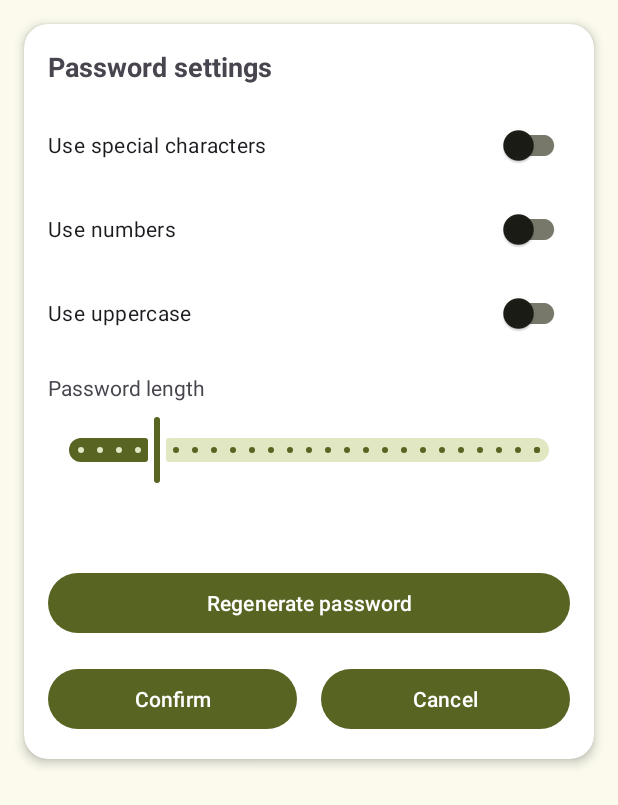
After one commit to thisisjustname/PasswordManager, an Android app: the layout dialog_generate_password.xml on its own in the app's theme, with its tools: preview values and no code run, on a phone screen of 412 x 824 dp. The commit adds this screen. Shown: the top 805 px of the screen. Run offline under Robolectric (Android 15) with nearby library versions, the phone set to English and light mode, and no system bars.

Commit message:
Added a password generation function

```diff
--- a/app/src/main/res/layout/dialog_add_password.xml
+++ b/app/src/main/res/layout/dialog_add_password.xml
@@ -84,6 +84,12 @@
 
         </com.google.android.material.textfield.TextInputLayout>
 
+        <Button
+            android:id="@+id/generatePasswordButton"
+            android:layout_width="match_parent"
+            android:layout_height="wrap_content"
+            android:text="@string/generate_password" />
+
         <LinearLayout
             android:layout_width="match_parent"
             android:layout_height="wrap_content"
--- /dev/null
+++ b/app/src/main/res/layout/dialog_generate_password.xml
@@ -0,0 +1,101 @@
+<?xml version="1.0" encoding="utf-8"?>
+
+<androidx.cardview.widget.CardView xmlns:android="http://schemas.android.com/apk/res/android"
+    xmlns:app="http://schemas.android.com/apk/res-auto"
+    android:layout_width="match_parent"
+    android:layout_height="wrap_content"
+    android:layout_margin="16dp"
+    app:cardCornerRadius="16dp"
+    app:cardElevation="4dp">
+
+    <LinearLayout xmlns:app="http://schemas.android.com/apk/res-auto"
+        android:layout_width="match_parent"
+        android:layout_height="wrap_content"
+        android:orientation="vertical"
+        android:padding="16dp">
+
+        <TextView
+            android:layout_width="wrap_content"
+            android:layout_height="wrap_content"
+            android:layout_marginBottom="16dp"
+            android:text="@string/password_settings"
+            android:textSize="18sp"
+            android:textStyle="bold" />
+
+        <androidx.appcompat.widget.SwitchCompat
+            android:id="@+id/useSpecialChars"
+            android:layout_width="match_parent"
+            android:layout_height="wrap_content"
+            android:layout_marginBottom="8dp"
+            android:text="@string/use_special_characters" />
+
+        <androidx.appcompat.widget.SwitchCompat
+            android:id="@+id/useNumbers"
+            android:layout_width="match_parent"
+            android:layout_height="wrap_content"
+            android:layout_marginBottom="8dp"
+            android:text="@string/use_numbers" />
+
+        <androidx.appcompat.widget.SwitchCompat
+            android:id="@+id/useUppercase"
+            android:layout_width="match_parent"
+            android:layout_height="wrap_content"
+            android:layout_marginBottom="16dp"
+            android:text="@string/use_uppercase" />
+
+        <TextView
+            android:layout_width="wrap_content"
+            android:layout_height="wrap_content"
+            android:layout_marginBottom="8dp"
+            android:text="@string/password_length" />
+
+        <com.google.android.material.slider.Slider
+            android:id="@+id/lengthSlider"
+            android:layout_width="match_parent"
+            android:layout_height="wrap_content"
+            android:layout_marginBottom="16dp"
+            android:stepSize="1"
+            android:value="12"
+            android:valueFrom="8"
+            android:valueTo="32" />
+
+        <TextView
+            android:id="@+id/generatedPasswordText"
+            android:layout_width="match_parent"
+            android:layout_height="wrap_content"
+            android:layout_marginBottom="16dp"
+            android:textIsSelectable="true"
+            android:textSize="16sp" />
+
+        <Button
+            android:id="@+id/regenerateButton"
+            android:layout_width="match_parent"
+            android:layout_height="wrap_content"
+            android:layout_marginBottom="16dp"
+            android:text="@string/regenerate_password" />
+
+        <LinearLayout
+            android:layout_width="match_parent"
+            android:layout_height="wrap_content"
+            android:orientation="horizontal">
+
+            <Button
+                android:id="@+id/confirmButton"
+                android:layout_width="0dp"
+                android:layout_height="wrap_content"
+                android:layout_marginEnd="8dp"
+                android:layout_weight="1"
+                android:text="@string/confirm" />
+
+            <Button
+                android:id="@+id/cancelButton"
+                android:layout_width="0dp"
+                android:layout_height="wrap_content"
+                android:layout_marginStart="8dp"
+                android:layout_weight="1"
+                android:text="@string/cancel_text" />
+
+        </LinearLayout>
+
+    </LinearLayout>
+</androidx.cardview.widget.CardView>
--- a/app/src/main/res/values/strings.xml
+++ b/app/src/main/res/values/strings.xml
@@ -49,4 +49,11 @@
     <string name="screenshot_protection_disabled_description">Screenshot protection is disabled. It is recommended to enable it for increased security</string>
     <string name="dynamic_colors_description">The theme of the application corresponds to the color theme of the device</string>
     <string name="generate_password">Generate password</string>
+    <string name="password_settings">Password settings</string>
+    <string name="use_special_characters">Use special characters</string>
+    <string name="use_numbers">Use numbers</string>
+    <string name="use_uppercase">Use uppercase</string>
+    <string name="password_length">Password length</string>
+    <string name="regenerate_password">Regenerate password</string>
+    <string name="confirm">Сonfirm</string>
 </resources>
```
Also changed, not shown: app/src/main/java/com/example/passwordmanager/passwords/AddPasswordDialogFragment.kt (+59 -1 lines), app/src/main/java/com/example/passwordmanager/passwords/PasswordGenerator.kt (added, +27 -0 lines), 1 other file.
